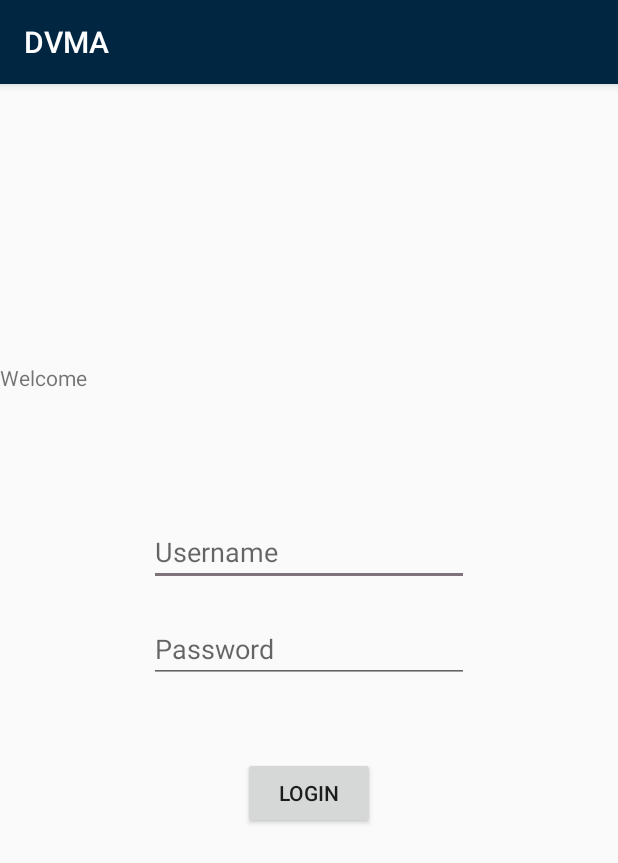
After one commit to fishyeffs/DVMA, an Android app: the LoginActivity screen opened directly, with no data from a screen before it, on a phone screen of 412 x 824 dp. The commit adds this screen. Shown: the top 863 px of the screen. Run offline under Robolectric (Android 15) with nearby library versions, the phone set to English and light mode, and no system bars; network calls fail.

Commit message:
lots of stuff

```diff
--- /dev/null
+++ b/app/src/main/java/com/example/dvma/LoginActivity.kt
@@ -0,0 +1,11 @@
+package com.example.dvma
+
+import androidx.appcompat.app.AppCompatActivity
+import android.os.Bundle
+
+class LoginActivity : AppCompatActivity() {
+    override fun onCreate(savedInstanceState: Bundle?) {
+        super.onCreate(savedInstanceState)
+        setContentView(R.layout.activity_login)
+    }
+}
--- a/app/src/main/java/com/example/dvma/MainActivity.kt
+++ b/app/src/main/java/com/example/dvma/MainActivity.kt
@@ -8,6 +8,7 @@ import androidx.recyclerview.widget.RecyclerView
 class MainActivity : AppCompatActivity() {
 
     lateinit var recyclerView : RecyclerView
+    //"/data/data/com.example.dvma/shared_prefs
 
     //var names = resources.getStringArray(R.array.contacts)
     //var msg = resources.getStringArray(R.array.msg_beginning)
--- /dev/null
+++ b/app/src/main/res/layout/activity_login.xml
@@ -0,0 +1,56 @@
+<?xml version="1.0" encoding="utf-8"?>
+<androidx.constraintlayout.widget.ConstraintLayout xmlns:android="http://schemas.android.com/apk/res/android"
+    xmlns:app="http://schemas.android.com/apk/res-auto"
+    xmlns:tools="http://schemas.android.com/tools"
+    android:layout_width="match_parent"
+    android:layout_height="match_parent"
+    tools:context=".LoginActivity">
+
+    <EditText
+        android:id="@+id/editTextTextPersonName"
+        android:layout_width="wrap_content"
+        android:layout_height="wrap_content"
+        android:ems="10"
+        android:inputType="textPersonName"
+        android:hint="@string/username"
+        app:layout_constraintBottom_toBottomOf="parent"
+        app:layout_constraintEnd_toEndOf="parent"
+        app:layout_constraintStart_toStartOf="parent"
+        app:layout_constraintTop_toTopOf="parent"
+        app:layout_constraintVertical_bias="0.4" />
+
+    <EditText
+        android:id="@+id/editTextTextPassword"
+        android:layout_width="wrap_content"
+        android:layout_height="wrap_content"
+        android:ems="10"
+        android:hint="@string/password"
+        android:inputType="textPassword"
+        app:layout_constraintBottom_toBottomOf="parent"
+        app:layout_constraintEnd_toEndOf="parent"
+        app:layout_constraintStart_toStartOf="parent"
+        app:layout_constraintTop_toBottomOf="@+id/editTextTextPersonName"
+        app:layout_constraintVertical_bias="0.05" />
+
+    <Button
+        android:id="@+id/button"
+        android:layout_width="wrap_content"
+        android:layout_height="wrap_content"
+        android:layout_marginTop="44dp"
+        android:text="@string/login"
+        app:layout_constraintBottom_toBottomOf="parent"
+        app:layout_constraintEnd_toEndOf="parent"
+        app:layout_constraintStart_toStartOf="parent"
+        app:layout_constraintTop_toBottomOf="@+id/editTextTextPassword"
+        app:layout_constraintVertical_bias="0.01999998" />
+
+    <TextView
+        android:id="@+id/textView2"
+        android:layout_width="wrap_content"
+        android:layout_height="wrap_content"
+        android:text="@string/welcome"
+        app:layout_constraintBottom_toTopOf="@+id/editTextTextPersonName"
+        app:layout_constraintTop_toTopOf="parent"
+        app:layout_constraintVertical_bias="0.69"
+        tools:layout_editor_absoluteX="176dp" />
+</androidx.constraintlayout.widget.ConstraintLayout>
--- a/app/src/main/res/layout/activity_main.xml
+++ b/app/src/main/res/layout/activity_main.xml
@@ -5,6 +5,8 @@
     android:layout_width="match_parent"
     android:layout_height="match_parent"
     tools:context=".MainActivity">
+
+
 
     <LinearLayout
         android:layout_width="match_parent"
--- a/app/src/main/res/values/strings.xml
+++ b/app/src/main/res/values/strings.xml
@@ -14,4 +14,8 @@
     <string name="hello_world">Hello Square World!</string>
     <string name="pin_prompt">Enter you 4 digit PIN</string>
     <string name="pin_login_prompt">Login</string>
+    <string name="password">Password</string>
+    <string name="username">Username</string>
+    <string name="login">Login</string>
+    <string name="welcome">Welcome</string>
 </resources>
```
Also changed, not shown: app/src/main/AndroidManifest.xml (+4 -7 lines), app/src/main/java/com/example/dvma/PinLogin.kt (+49 -25 lines).
